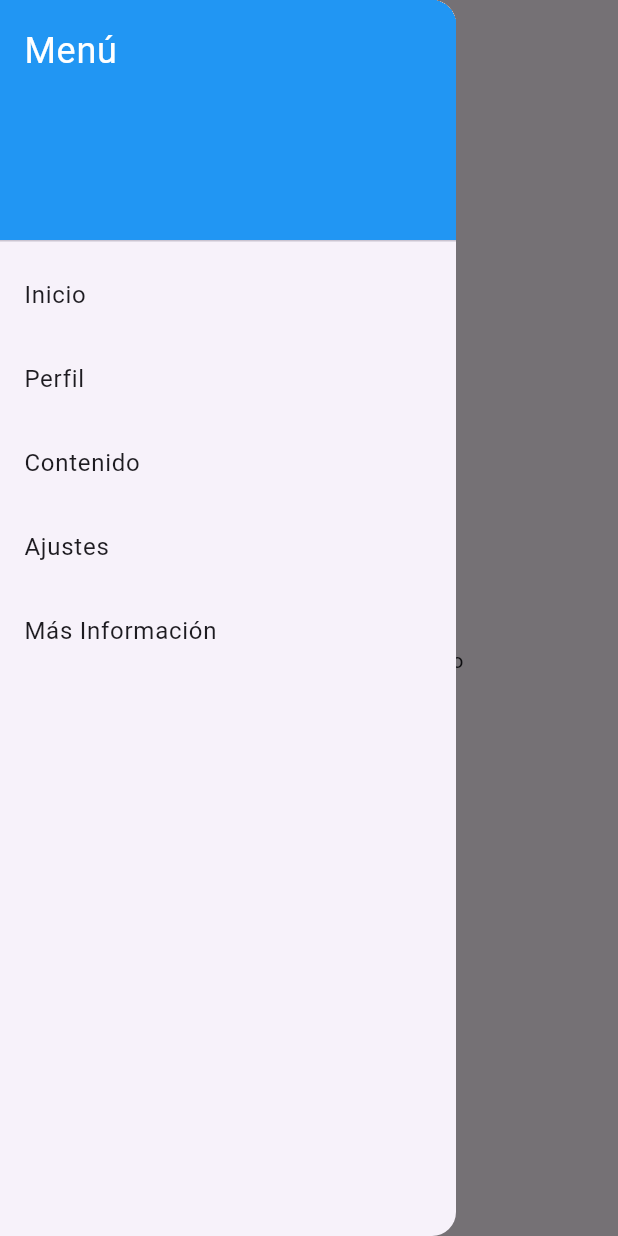
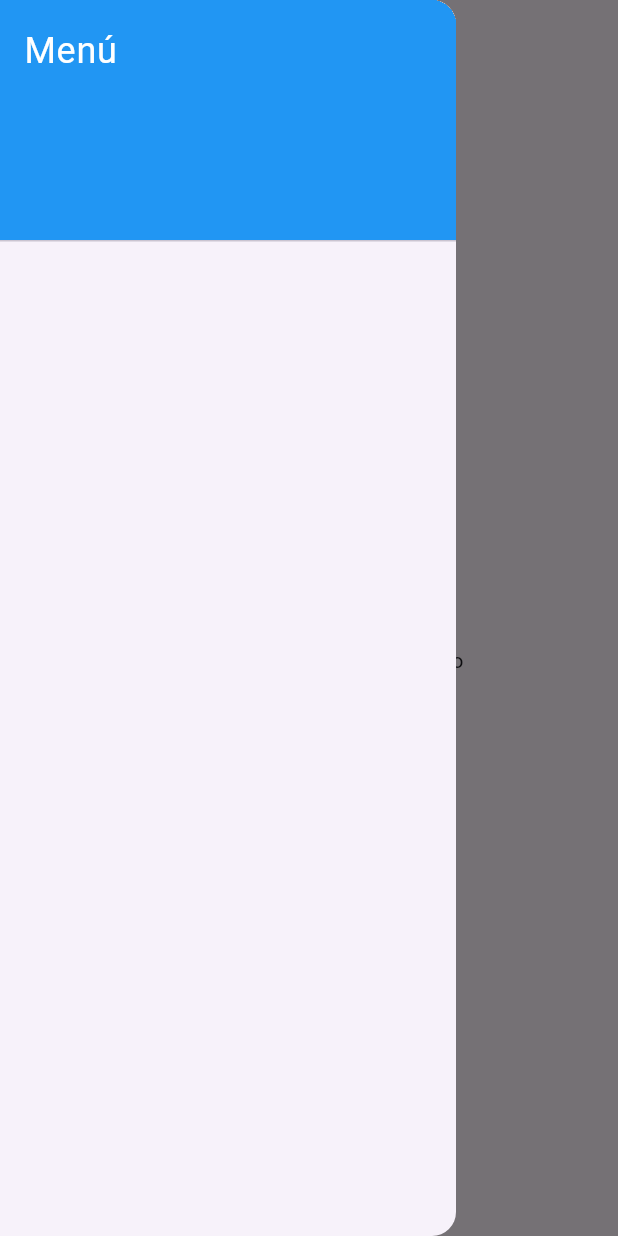
Before and after one commit to JERF2000/WorkShop5, a Flutter app: the screen it shows after launch, with the side drawer open, on a phone screen of 412 x 824 dp. Run offline on Flutter 3.47's test engine with Material 3 defaults, Android fonts, the phone set to English and light mode, and no system bars.

Commit message:
Se esta empezando a trabajar en el MenuDrawer

```diff
--- a/lib/main.dart
+++ b/lib/main.dart
@@ -32,10 +32,10 @@ class DrawerMenu extends StatelessWidget {
   @override
   Widget build(BuildContext context) {
     return Drawer(
-      child: ListView(
+            child: ListView(
         padding: EdgeInsets.zero,
         children: [
-          DrawerHeader(
+                    DrawerHeader(
             decoration: BoxDecoration(
               color: Colors.blue,
             ),
@@ -47,36 +47,7 @@ class DrawerMenu extends StatelessWidget {
               ),
             ),
           ),
-          ListTile(
-            title: Text('Inicio'),
-            onTap: () {
-              Navigator.pop(context);
-            },
-          ),
-          ListTile(
-            title: Text('Perfil'),
-            onTap: () {
-              Navigator.pop(context);
-            },
-          ),
-          ListTile(
-            title: Text('Contenido'),
-            onTap: () {
-              Navigator.pop(context);
-            },
-          ),
-          ListTile(
-            title: Text('Ajustes'),
-            onTap: () {
-              Navigator.pop(context);
-            },
-          ),
-          ListTile(
-            title: Text('Más Información'),
-            onTap: () {
-              Navigator.pop(context);
-            },
-          ),
+
         ],
       ),
     );
```
